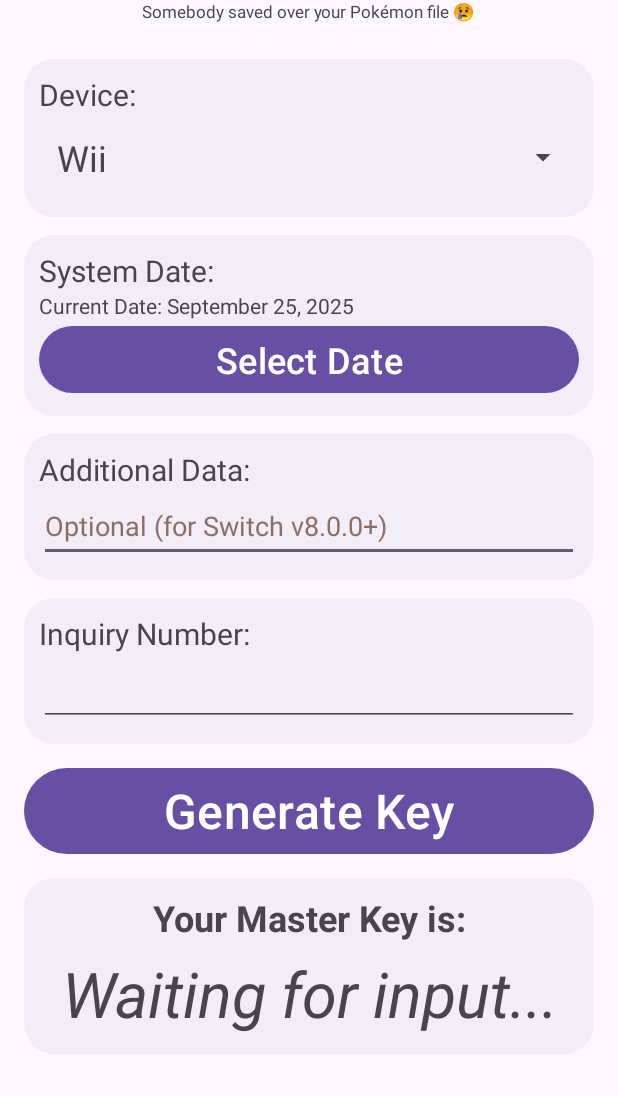
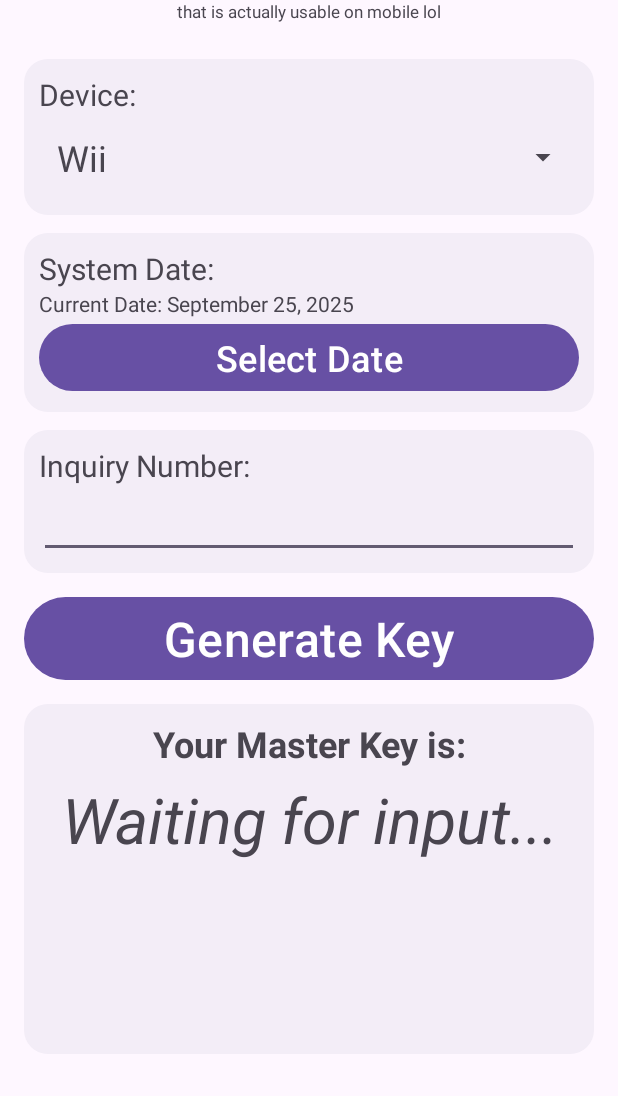
Before and after one commit to aeolhcia/Mkey-Gen-App, an Android app: the screen it shows after launch (MainActivity), on a phone screen of 412 x 824 dp, the part 140-1236 px from its top. Run offline under Robolectric (Android 15) with nearby library versions, the phone set to English and light mode, and no system bars.

Commit message:
Refactor: Improve UI for Switch and update splash texts
This commit introduces the following changes:

-   Conditionally show/hide the "Additional Data" field based on whether "Switch" is selected in the device spinner.
-   Update the splash text only after a successful master key generation.
-   Adjust layout weights for better UI consistency.
-   Update the corner radius of rounded rectangle backgrounds.
-   Revise and add new splash text strings.
-   Update launcher icons.

```diff
--- a/app/src/main/java/xyz/aeolhcia/mkeygen/MainActivity.kt
+++ b/app/src/main/java/xyz/aeolhcia/mkeygen/MainActivity.kt
@@ -3,11 +3,14 @@ package xyz.aeolhcia.mkeygen // IMPORTANT: Change this to match your project's p
 import android.annotation.SuppressLint
 import android.app.DatePickerDialog
 import android.os.Bundle
+import android.view.View
 import android.view.inputmethod.EditorInfo
 import android.view.inputmethod.InputMethodManager
+import android.widget.AdapterView
 import android.widget.ArrayAdapter
 import android.widget.Button
 import android.widget.EditText
+import android.widget.LinearLayout
 import android.widget.Spinner
 import android.widget.TextView
 import androidx.appcompat.app.AppCompatActivity
@@ -29,6 +32,8 @@ class MainActivity : AppCompatActivity() {
     private lateinit var monthToPass: String
     private lateinit var dayToPass: String
     private lateinit var generateButton: Button
+    private lateinit var additionalDataLayout: LinearLayout
+    private lateinit var splashTextView: TextView
 
     @SuppressLint("DefaultLocale", "SetTextI18n")
     override fun onCreate(savedInstanceState: Bundle?) {
@@ -42,15 +47,35 @@ class MainActivity : AppCompatActivity() {
         val additionalDataEditText: EditText = findViewById(R.id.additional_data_edit_text)
         val inquiryNumberEditText: EditText = findViewById(R.id.inquiry_number_edit_text)
         val masterKeyTextView: TextView = findViewById(R.id.master_key_text_view)
-        val splashTextView: TextView = findViewById(R.id.splash_text_view)
+        splashTextView = findViewById(R.id.splash_text_view)
         generateButton = findViewById(R.id.generate_button)
-
-        splashTextView.text = getSplashText()
+        additionalDataLayout = findViewById(R.id.additional_data_layout)
 
         // Populate the device spinner
         val deviceOptions = listOf("Wii", "WiiU", "DSi", "3DS", "Switch")
         val deviceAdapter = ArrayAdapter(this, R.layout.spinner_item, deviceOptions)
         deviceSpinner.adapter = deviceAdapter
+
+        deviceSpinner.onItemSelectedListener = object : AdapterView.OnItemSelectedListener {
+            override fun onItemSelected(
+                parent: AdapterView<*>?,
+                view: View?,
+                position: Int,
+                id: Long
+            ) {
+                val selectedDevice = parent?.getItemAtPosition(position).toString()
+                if (selectedDevice == "Switch") {
+                    // Show the layout if Switch is selected
+                    additionalDataLayout.visibility = View.VISIBLE
+                } else {
+                    // Hide the layout for all other devices
+                    additionalDataLayout.visibility = View.GONE
+                }
+            }
+
+            override fun onNothingSelected(parent: AdapterView<*>?) {
+            }
+        }
 
         // Set up the date picker
         val calendar = Calendar.getInstance()
@@ -70,7 +95,8 @@ class MainActivity : AppCompatActivity() {
                 this,
                 { _, selectedYear, selectedMonth, selectedDay ->
                     calendar.set(selectedYear, selectedMonth, selectedDay)
-                    selectedDateTextView.text = "Selected Date: " + simpleDateFormat.format(calendar.time)
+                    selectedDateTextView.text =
+                        "Selected Date: " + simpleDateFormat.format(calendar.time)
                     monthToPass = String.format("%02d", selectedMonth + 1)
                     dayToPass = String.format("%02d", selectedDay)
                 },
@@ -106,9 +132,6 @@ class MainActivity : AppCompatActivity() {
             val imm = getSystemService(INPUT_METHOD_SERVICE) as InputMethodManager
             imm.hideSoftInputFromWindow(currentFocus?.windowToken, 0)
 
-            // 3. Update the splash text
-            splashTextView.text = getSplashText()
-
             // 4. Retrieve and prepare the data
             val selectedDevice = deviceSpinner.selectedItem.toString()
             val additionalData = additionalDataEditText.text.toString()
@@ -123,9 +146,15 @@ class MainActivity : AppCompatActivity() {
             val deviceCode = deviceMap[selectedDevice] ?: ""
 
             // 5. Make the POST request
-            fetchMasterKey(deviceCode, monthToPass, dayToPass, additionalData, inquiryNumber, masterKeyTextView)
+            fetchMasterKey(
+                deviceCode,
+                monthToPass,
+                dayToPass,
+                additionalData,
+                inquiryNumber,
+                masterKeyTextView
+            )
         }
-
 
 
     }
@@ -185,6 +214,8 @@ class MainActivity : AppCompatActivity() {
                         if (masterKey != null) {
                             textView.text = masterKey
                             textView.textSize = 64f // Change to 48sp for the key
+                            splashTextView.text = getSplashText()
+
                         } else {
                             textView.text = "Failed to find master key."
                             textView.textSize = 42f // Revert to 32sp on failure
@@ -198,10 +229,10 @@ class MainActivity : AppCompatActivity() {
                         textView.textSize = 36f // Revert to 32sp on failure
                         generateButton.text = "Generate Key"
                         generateButton.isEnabled = true
-                        }
                     }
                 }
             }
+        }
         )
     }
 
--- a/app/src/main/res/drawable/rounded_rectangle_background.xml
+++ b/app/src/main/res/drawable/rounded_rectangle_background.xml
@@ -2,5 +2,5 @@
 <shape xmlns:android="http://schemas.android.com/apk/res/android"
     android:shape="rectangle">
     <solid android:color="?attr/colorSurfaceContainer" />
-    <corners android:radius="20dp" />
+    <corners android:radius="16dp"/>
 </shape>
--- a/app/src/main/res/layout/activity_main.xml
+++ b/app/src/main/res/layout/activity_main.xml
@@ -33,7 +33,7 @@
         android:layout_width="match_parent"
         android:layout_height="wrap_content"
         android:layout_marginBottom="12dp"
-        android:layout_weight="1"
+        android:layout_weight="0"
         android:background="@drawable/rounded_rectangle_background"
         android:orientation="vertical"
         android:padding="10dp">
@@ -56,7 +56,7 @@
         android:layout_width="match_parent"
         android:layout_height="wrap_content"
         android:layout_marginBottom="12dp"
-        android:layout_weight="1"
+        android:layout_weight="0"
         android:background="@drawable/rounded_rectangle_background"
         android:orientation="vertical"
         android:padding="10dp">
@@ -84,13 +84,15 @@
 
 
     <LinearLayout
+        android:id="@+id/additional_data_layout"
         android:layout_width="match_parent"
         android:layout_height="wrap_content"
         android:layout_marginBottom="12dp"
         android:layout_weight="1"
         android:background="@drawable/rounded_rectangle_background"
         android:orientation="vertical"
-        android:padding="10dp">
+        android:padding="10dp"
+        android:visibility="gone">
 
         <TextView
             android:layout_width="wrap_content"
@@ -113,7 +115,7 @@
         android:layout_width="match_parent"
         android:layout_height="wrap_content"
         android:layout_marginBottom="12dp"
-        android:layout_weight="1"
+        android:layout_weight="0"
         android:background="@drawable/rounded_rectangle_background"
         android:orientation="vertical"
         android:padding="10dp">
@@ -142,7 +144,7 @@
         android:layout_height="wrap_content"
         android:layout_gravity="center"
         android:layout_marginBottom="12dp"
-        android:layout_weight="1"
+        android:layout_weight="0"
         android:text="@string/generate_key"
         android:textSize="32sp" />
 
--- a/app/src/main/res/values/splashes.xml
+++ b/app/src/main/res/values/splashes.xml
@@ -1,157 +1,139 @@
 <?xml version="1.0" encoding="utf-8"?>
 <resources>
     <string-array name="general_splashes">
-        <item>Generating awesome keys!</item>
-        <item>Made with ❤️ by chloe</item>
+        <item>generating awesome keys!</item>
+        <item>made with ❤️ by chloe</item>
         <item>that is actually usable on mobile lol</item>
         <item>bye bye parental controls</item>
         <item>pov your on you 1000th wii rip</item>
-        <item>Press A to continue</item>
-        <item>Works on your cousin’s DS too</item>
-        <item>Definitely not cursed</item>
-        <item>Not clickbait, actually works</item>
-        <item>Now with 200% more key!</item>
+        <item>press A to continue</item>
+        <item>works on your cousin’s DS too!</item>
+        <item>definitely not cursed</item>
+        <item>not clickbait, actually works</item>
+        <item>now with 200% more key!</item>
         <item>✨magical numbers✨</item>
-        <item>Insert coin to play</item>
-        <item>What parental controls?</item>
-        <item>Probably written at 3am</item>
-        <item>One day I’ll clean this code</item>
+        <item>insert coin to play</item>
+        <item>what parental controls?</item>
+        <item>probably written at 3am</item>
+        <item>one day I’ll clean this code</item>
         <item>“It just works” — Todd Howard</item>
-        <item>Not responsible for bricked consoles</item>
-        <item>Bug-free… probably</item>
-        <item>Yes it’s open source</item>
-        <item>Press Start to generate</item>
-        <item>It’s dangerous to go alone, take this key</item>
-        <item>Insert memory card</item>
+        <item>not responsible for bricked consoles</item>
+        <item>bug-free!*</item>
+        <item>press Start to generate</item>
+        <item>it’s dangerous to go alone, take this key!</item>
+        <item>insert memory card</item>
         <item>100% completion run</item>
-        <item>Not a crypto miner, promise</item>
-        <item>Batteries not included</item>
-        <item>Certified fresh™</item>
-        <item>Now gluten-free!</item>
-        <item>Some assembly required</item>
-        <item>No warranty implied</item>
-        <item>Now with flavor</item>
-        <item>Powered by vibes</item>
-        <item>Trust me I’m a generator</item>
-        <item>Keys? I got keys</item>
-        <item>“Just one more dump”</item>
-        <item>Insert bad joke here</item>
-        <item>Look mom, no hands!</item>
+        <item>not a crypto miner i promis</item>
+        <item>batteries not included</item>
+        <item>certified fresh™</item>
+        <item>now gluten-free!</item>
+        <item>some assembly required</item>
+        <item>no warranty implied</item>
+        <item>now with extra flavor!</item>
+        <item>powered by vibes</item>
+        <item>keys? I got keys</item>
+        <item>insert bad joke here</item>
+        <item>look mom, no hands!</item>
         <item>🚀 blasting off again</item>
-        <item>Totally not sketchy</item>
-        <item>Unstable but in a fun way</item>
-        <item>Banana for scale</item>
-        <item>Free with purchase of nothing</item>
-        <item>Now with 50% more chaos</item>
+        <item>totally not sketchy</item>
+        <item>unstable, but in a fun way!</item>
+        <item>banana for scale</item>
+        <item>free with purchase!</item>
+        <item>now with 50% more chaos</item>
         <item>printf("Hello, Key!");</item>
-        <item>Tested in production</item>
-        <item>Now 200% hackier</item>
-        <item>// TODO: fix this later</item>
-        <item>Runs on pure caffeine</item>
-        <item>Return true;</item>
-        <item>Continue? Y/N</item>
+        <item>tested in production</item>
+        <item>now 200% hackier</item>
+        <item>// TODO: write more splashes</item>
+        <item>runs on caffeine + stimulants</item>
+        <item>return true;</item>
         <item>up, up, down, down, left, right, left, right, B, A, start</item>
-        <item>You found a secret!</item>
-        <item>Cheat code accepted</item>
-        <item>Insert controller 2</item>
-        <item>Infinite lives unlocked</item>
-        <item>Now with quantum flavor</item>
-        <item>Time is an illusion</item>
-        <item>Extra crispy edition</item>
-        <item>100% organic keys</item>
-        <item>It’s-a me, a key!</item>
-        <item>Sorry Mario, your key is in another castle</item>
-        <item>Wahoo!</item>
-        <item>Here we gooo!</item>
-        <item>Now with extra mushrooms</item>
+        <item>you found a secret!</item>
+        <item>cheat code accepted</item>
+        <item>infinite lives unlocked</item>
+        <item>now with quantum flavor!</item>
+        <item>time is an illusion</item>
+        <item>extra crispy edition</item>
+        <item>100% organic keys!</item>
+        <item>sorry Mario, your key is in another castle</item>
+        <item>wahoo!</item>
+        <item>here we gooo!</item>
+        <item>now with extra mushrooms!</item>
         <item>1-UP unlocked</item>
-        <item>Mama mia, that’s a spicy key</item>
-        <item>Luigi did all the work</item>
-        <item>Press B to generate faster</item>
-        <item>You got a small key!</item>
+        <item>mama mia, that’s a spicy key!</item>
+        <item>luigi did nothing wrong</item>
+        <item>press B to generate faster</item>
+        <item>you got a small key!</item>
         <item>da-da-da-DAAA!</item>
-        <item>Hero of Keys</item>
-        <item>Master Key > Master Sword</item>
-        <item>Hey! Listen!</item>
-        <item>Saving Hyrule one key at a time</item>
-        <item>A wild Cucco appears!</item>
-        <item>Collected all 4 spiritual keys</item>
-        <item>Open your eyes… and your console</item>
-        <item>Gotta generate ‘em all!</item>
-        <item>Wild key appeared!</item>
-        <item>Critical hit!</item>
+        <item>hero of Keys</item>
+        <item>master Key > Master Sword</item>
+        <item>hey! listen!</item>
+        <item>saving Hyrule one key at a time</item>
+        <item>collected all 4 spiritual keys</item>
+        <item>open your eyes… and your console</item>
+        <item>gotta generate ‘em all!</item>
+        <item>a wild key appeared!</item>
+        <item>critical hit!</item>
         <item>Professor Oak: You can’t use that here</item>
-        <item>Your key evolved!</item>
-        <item>Key used Unlock — it’s super effective!</item>
-        <item>Trainer Chloe wants to battle!</item>
-        <item>Pikachu! I choose you!</item>
-        <item>Registered in the Keydex</item>
-        <item>Do you want to give a nickname to this key?</item>
-        <item>Do a barrel roll!</item>
-        <item>Falcon… KEY!</item>
+        <item>your key evolved!</item>
+        <item>key used Unlock — it’s super effective!</item>
+        <item>trainer chloe wants to battle!</item>
+        <item>pikachu! I choose you!</item>
+        <item>registered in the Keydex</item>
+        <item>do you want to give a nickname to this key?</item>
+        <item>do a barrel roll!</item>
+        <item>falcon… KEY!</item>
         <item>Nook Miles +200</item>
-        <item>Smash Ball unlocked</item>
-        <item>Now in 4K!</item>
-        <item>Your move, Mr. Sakurai</item>
-        <item>Paid off Tom Nook with keys</item>
-        <item>Kirby inhaled the keys</item>
-        <item>Game Over…? Not today</item>
-        <item>I’m really feeling it!</item>
-        <item>My body is ready!</item>
-        <item>Factory reset? More like factory regret</item>
-        <item>Another day, another sticky controller</item>
-        <item>Who spilled soda in this Wii?</item>
-        <item>GameCube handles: still undefeated</item>
-        <item>Sticker residue: final boss</item>
-        <item>Certified pre-loved™</item>
-        <item>Reset, restore, repeat</item>
-        <item>Somebody saved over your Pokémon file 😢</item>
-        <item>Console graveyard, population: 1254</item>
-        <item>Manuals lost to time</item>
-        <item>Scratched disc detected</item>
-        <item>Still smells like basement</item>
-        <item>Memory cards full of surprises</item>
-        <item>Achievement unlocked: cleaned 100 Wiis</item>
-        <item>Another day, another Mario Kart save</item>
-        <item>Only 37 more stickers to peel off…</item>
-        <item>Controller drift? Never heard of her</item>
-        <item>Insert coin to continue</item>
-        <item>N64 controllers were built different</item>
-        <item>Game Boy screens: basically indestructible</item>
-        <item>That purple transparent plastic tho</item>
-        <item>CRT glow hits different</item>
-        <item>Found your old high score</item>
-        <item>Don’t forget to eject before powering off</item>
-        <item>Another Xbox 360 red ringed 😔</item>
-        <item>Why is this Wii full of Miis?</item>
-        <item>Dust bunnies: the real final boss</item>
-        <item>Secret stash of old DS styluses</item>
-        <item>Watch out for Slim Digits</item>
+        <item>now in 4K!</item>
+        <item>your move, Mr. Sakurai</item>
+        <item>paid off Tom Nook with keys</item>
+        <item>kirby inhaled the keys</item>
+        <item>my body is ready!</item>
+        <item>certified pre-loved™</item>
+        <item>reset, restore, repeat</item>
+        <item>console graveyard, population: 1254</item>
+        <item>achievement unlocked: reset 100 Wiis</item>
+        <item>insert coin to continue</item>
+        <item>that purple transparent plastic tho</item>
+        <item>don’t forget to eject before unplugging!</item>
+        <item>watch out for Slim Digits</item>
         <item>insert funny splash text here</item>
-        <item>licensed and keygen’d</item>
+        <item>licensed and keygen\’d</item>
         <item>now with 100% less bricking</item>
         <item>factory reset speedrun any%</item>
-        <item>console graveyard caretaker</item>
         <item>parental controls fear me</item>
-        <item>this is your 37th ds today</item>
+        <item>this is your 37th ds today isn\'t it?</item>
         <item>pls don’t tell nintendo</item>
         <item>that one mii face haunts me</item>
-        <item>yep, it’s sticky again</item>
-        <item>bless this mess of cables</item>
-        <item>crusty wiimotes detected</item>
         <item>disk tray go brrr</item>
-        <item>your save data is cursed</item>
-        <item>made with love (and dust)</item>
         <item>1000 consoles later…</item>
         <item>keys before coffee</item>
         <item>nintendo don’t look</item>
-        <item>someone’s mii named “poop”</item>
-        <item>press start to regret</item>
-        <item>this wii has 600 hours of just dance</item>
         <item>✨spicy secret key✨</item>
         <item>one key to rule them all</item>
-        <item>achievement unlocked: sticky button</item>
         <item>please clap</item>
+        <item>as seen on tv!</item>
+        <item>may contain nuts!</item>
+        <item>limited edition!</item>
+        <item>best in class!</item>
+        <item>one of a kind!</item>
+        <item>made in canada!</item>
+        <item>keyboard compatible!</item>
+        <item>the bees knees!</item>
+        <item>open source!</item>
+        <item>not on steam!</item>
+        <item>12 herbs and spices!</item>
+        <item>random splash!</item>
+        <item>waterproof!</item>
+        <item>tell your friends!</item>
+        <item>NP is not in P!</item>
+        <item>take frequent breaks!</item>
+        <item>4815162342 lines of code!</item>
+        <item>finger licking!</item>
+        <item>internet enabled!</item>
+        <item>turing complete!</item>
+        <item>it\'s groundbreaking!</item>
+        <item>undefeated!</item>
+        <item>check out the far lands!</item>
     </string-array>
 
     <string name="splash_01_01">New year, new keys!</string>
@@ -171,7 +153,7 @@
     <string name="splash_06_21">First day of summer! Keys on the beach!</string>
     <string name="splash_07_01">Happy Canada Day! 🍁🔑</string>
     <string name="splash_07_20">One small step for man, one giant key for mankind</string>
-    <string name="splash_07_27">Happy Pride! ❤️🧡💛💚💙💜</string>
+    <string name="splash_06_27">Happy Pride! ❤️🧡💛💚💙💜</string>
     <string name="splash_08_05">Heritage Day! Celebrate with keys</string> <!-- 1st Mon Aug in Alberta -->
     <string name="splash_08_08">International Cat Day 🐱🔑</string>
     <string name="splash_08_19">yeehaw its stampede lite 🤠</string>
```
Also changed, not shown: app/src/main/ic_launcher-playstore.png, app/src/main/res/mipmap-hdpi/ic_launcher.webp, app/src/main/res/mipmap-hdpi/ic_launcher_foreground.webp, app/src/main/res/mipmap-hdpi/ic_launcher_round.webp, app/src/main/res/mipmap-mdpi/ic_launcher.webp, app/src/main/res/mipmap-mdpi/ic_launcher_foreground.webp, app/src/main/res/mipmap-mdpi/ic_launcher_round.webp, app/src/main/res/mipmap-xhdpi/ic_launcher.webp, app/src/main/res/mipmap-xhdpi/ic_launcher_foreground.webp, app/src/main/res/mipmap-xhdpi/ic_launcher_round.webp, app/src/main/res/mipmap-xxhdpi/ic_launcher.webp, app/src/main/res/mipmap-xxhdpi/ic_launcher_foreground.webp, app/src/main/res/mipmap-xxhdpi/ic_launcher_round.webp, app/src/main/res/mipmap-xxxhdpi/ic_launcher.webp, 2 more files.
